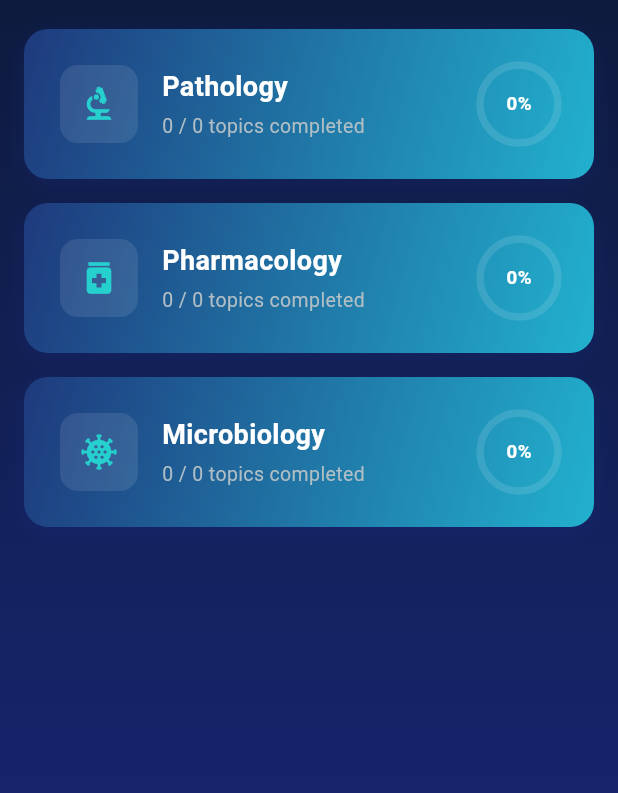
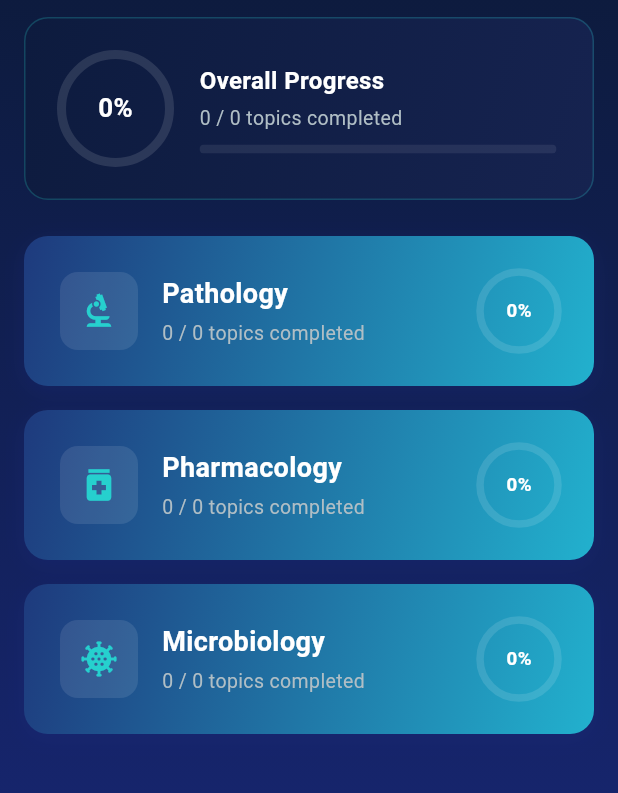
Before and after one commit to lynxdevv/qBank, a Flutter app: the screen it shows after launch, on a phone screen of 412 x 824 dp, the part 91-884 px from its top. Run offline on Flutter 3.47's test engine with Material 3 defaults, Android fonts, the phone set to English and light mode, and no system bars; our stand-ins replace shared_preferences.

Commit message:
second fix

```diff
--- a/lib/screens/home_screen.dart
+++ b/lib/screens/home_screen.dart
@@ -5,6 +5,7 @@ import '../services/asset_registry.dart';
 import '../services/topic_cache.dart';
 import '../utils/constants.dart';
 import '../widgets/gradient_scaffold.dart';
+import '../widgets/progress_ring.dart';
 import '../widgets/subject_card.dart';
 import 'paper_list_screen.dart';
 
@@ -45,7 +46,9 @@ class _HomeScreenState extends State<HomeScreen> {
           try {
             final topics = await TopicCache.instance.get(path);
             ids.addAll(topics.map((t) => t.id));
-          } catch (_) {}
+          } catch (e) {
+            debugPrint('Error loading $path: $e');
+          }
         }
       }
       allIds.add(ids);
@@ -61,6 +64,11 @@ class _HomeScreenState extends State<HomeScreen> {
   @override
   Widget build(BuildContext context) {
     final progress = context.watch<ProgressProvider>();
+
+    final allTopicIds = _subjectTopicIds.expand((ids) => ids).toList();
+    final totalDone = progress.doneCount(allTopicIds);
+    final totalTopics = allTopicIds.length;
+    final overallPct = totalTopics > 0 ? totalDone / totalTopics : 0.0;
 
     return GradientScaffold(
       appBar: AppBar(
@@ -79,10 +87,16 @@ class _HomeScreenState extends State<HomeScreen> {
           ? const Center(
               child: CircularProgressIndicator(color: AppColors.accentCyan),
             )
-          : ListView.builder(
-              padding: const EdgeInsets.only(top: 16, bottom: 32),
-              itemCount: AssetRegistry.subjects.length,
-              itemBuilder: (context, index) {
+          : ListView(
+              padding: const EdgeInsets.only(top: 8, bottom: 32),
+              children: [
+                _OverallProgress(
+                  done: totalDone,
+                  total: totalTopics,
+                  progress: overallPct,
+                ),
+                const SizedBox(height: 8),
+                ...List.generate(AssetRegistry.subjects.length, (index) {
                   final subject = AssetRegistry.subjects[index];
                   final topicIds = index < _subjectTopicIds.length
                       ? _subjectTopicIds[index]
@@ -105,8 +119,82 @@ class _HomeScreenState extends State<HomeScreen> {
                       );
                     },
                   );
-              },
+                }),
+              ],
             ),
     );
   }
 }
+
+class _OverallProgress extends StatelessWidget {
+  final int done;
+  final int total;
+  final double progress;
+
+  const _OverallProgress({
+    required this.done,
+    required this.total,
+    required this.progress,
+  });
+
+  @override
+  Widget build(BuildContext context) {
+    return Container(
+      margin: const EdgeInsets.symmetric(
+        horizontal: AppDimensions.paddingMedium,
+        vertical: 8,
+      ),
+      padding: const EdgeInsets.all(AppDimensions.paddingLarge),
+      decoration: BoxDecoration(
+        gradient: const LinearGradient(
+          begin: Alignment.topLeft,
+          end: Alignment.bottomRight,
+          colors: [Color(0xFF0D1B3E), Color(0xFF162350)],
+        ),
+        borderRadius: BorderRadius.circular(AppDimensions.radiusLarge),
+        border: Border.all(color: AppColors.accentCyan.withAlpha(60)),
+      ),
+      child: Row(
+        children: [
+          ProgressRing(progress: progress, size: 72, strokeWidth: 6),
+          const SizedBox(width: 20),
+          Expanded(
+            child: Column(
+              crossAxisAlignment: CrossAxisAlignment.start,
+              children: [
+                const Text(
+                  'Overall Progress',
+                  style: TextStyle(
+                    color: AppColors.textPrimary,
+                    fontSize: 16,
+                    fontWeight: FontWeight.bold,
+                  ),
+                ),
+                const SizedBox(height: 4),
+                Text(
+                  '$done / $total topics completed',
+                  style: const TextStyle(
+                    color: AppColors.textSecondary,
+                    fontSize: 13,
+                  ),
+                ),
+                const SizedBox(height: 8),
+                ClipRRect(
+                  borderRadius: BorderRadius.circular(4),
+                  child: LinearProgressIndicator(
+                    value: progress,
+                    backgroundColor: Colors.white.withAlpha(20),
+                    valueColor: const AlwaysStoppedAnimation(
+                      AppColors.accentCyan,
+                    ),
+                    minHeight: 6,
+                  ),
+                ),
+              ],
+            ),
+          ),
+        ],
+      ),
+    );
+  }
+}
--- a/lib/screens/paper_list_screen.dart
+++ b/lib/screens/paper_list_screen.dart
@@ -39,7 +39,9 @@ class _PaperListScreenState extends State<PaperListScreen> {
         try {
           final topics = await TopicCache.instance.get(path);
           ids.addAll(topics.map((t) => t.id));
-        } catch (_) {}
+        } catch (e) {
+          debugPrint('PaperList: error loading $path: $e');
+        }
       }
       _paperTopicIds[paper.directoryName] = ids;
     }
--- a/lib/screens/topic_list_screen.dart
+++ b/lib/screens/topic_list_screen.dart
@@ -49,7 +49,9 @@ class _TopicListScreenState extends State<TopicListScreen> {
       try {
         final loaded = await TopicCache.instance.get(path);
         topics.addAll(loaded);
-      } catch (_) {}
+      } catch (e) {
+        debugPrint('TopicList: error loading $path: $e');
+      }
     }
     if (mounted) {
       setState(() {
```
Also changed, not shown: lib/services/csv_loader.dart (+70 -7 lines), pubspec.yaml (+9 -1 lines), assets/icons/android_192.png (added), assets/icons/android_512.png (added), assets/icons/app_icon.png (added), pubspec.lock, 12 other files. Lines whose indentation alone changed are shown as unchanged.
